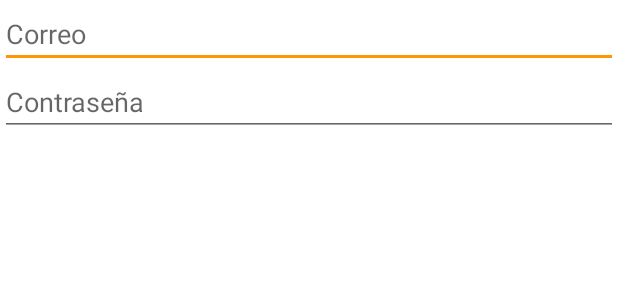
After one commit to Dimitrihd64/HaircutBarber, an Android app: the layout login_alert_dialog.xml on its own in the app's theme, with its tools: preview values and no code run, on a phone screen of 412 x 824 dp. The commit adds this screen. Shown: the top 300 px of the screen. Run offline under Robolectric (Android 15) with nearby library versions, the phone set to English and light mode, and no system bars.

```diff
--- a/app/build.gradle
+++ b/app/build.gradle
@@ -1,5 +1,6 @@
 plugins {
     id 'com.android.application'
+    id 'com.google.gms.google-services'
 }
 
 android {
@@ -34,6 +35,8 @@ dependencies {
     implementation 'androidx.appcompat:appcompat:1.6.1'
     implementation 'com.google.android.material:material:1.8.0'
     implementation 'androidx.constraintlayout:constraintlayout:2.1.4'
+    implementation 'com.google.firebase:firebase-auth:21.0.3'
+    implementation 'com.google.firebase:firebase-database:20.0.4'
     testImplementation 'junit:junit:4.13.2'
     androidTestImplementation 'androidx.test.ext:junit:1.1.5'
     androidTestImplementation 'androidx.test.espresso:espresso-core:3.5.1'
--- /dev/null
+++ b/app/src/main/res/layout/login_alert_dialog.xml
@@ -0,0 +1,22 @@
+<?xml version="1.0" encoding="utf-8"?>
+<LinearLayout xmlns:android="http://schemas.android.com/apk/res/android"
+    android:layout_width="match_parent"
+    android:layout_height="wrap_content"
+    android:orientation="vertical">
+
+    <EditText
+        android:id="@+id/txtEmailAlertLogIn"
+        android:layout_width="match_parent"
+        android:layout_height="wrap_content"
+        android:ems="10"
+        android:hint="Correo"
+        android:inputType="textEmailAddress" />
+
+    <EditText
+        android:id="@+id/txtPasswdAlertLogIn"
+        android:layout_width="match_parent"
+        android:layout_height="wrap_content"
+        android:ems="10"
+        android:hint="Contraseña"
+        android:inputType="textPassword" />
+</LinearLayout>
--- a/app/src/main/res/menu/nav_menu.xml
+++ b/app/src/main/res/menu/nav_menu.xml
@@ -29,9 +29,9 @@
 
         <menu>
             <item
-                android:id="@+id/nav_logout"
+                android:id="@+id/nav_login"
                 android:icon="@drawable/baseline_logout_24"
-                android:title="Logout"/>
+                android:title="LogIn"/>
         </menu>
 
     </item>
--- a/build.gradle
+++ b/build.gradle
@@ -1,4 +1,8 @@
-// Top-level build file where you can add configuration options common to all sub-projects/modules.
+buildscript {
+    dependencies {
+        classpath 'com.google.gms:google-services:4.3.10'
+    }
+}// Top-level build file where you can add configuration options common to all sub-projects/modules.
 plugins {
     id 'com.android.application' version '7.4.2' apply false
     id 'com.android.library' version '7.4.2' apply false
```
Also changed, not shown: app/src/main/java/com/example/haircutbarber3/MainActivity.java (+84 -0 lines), 1 other file.
